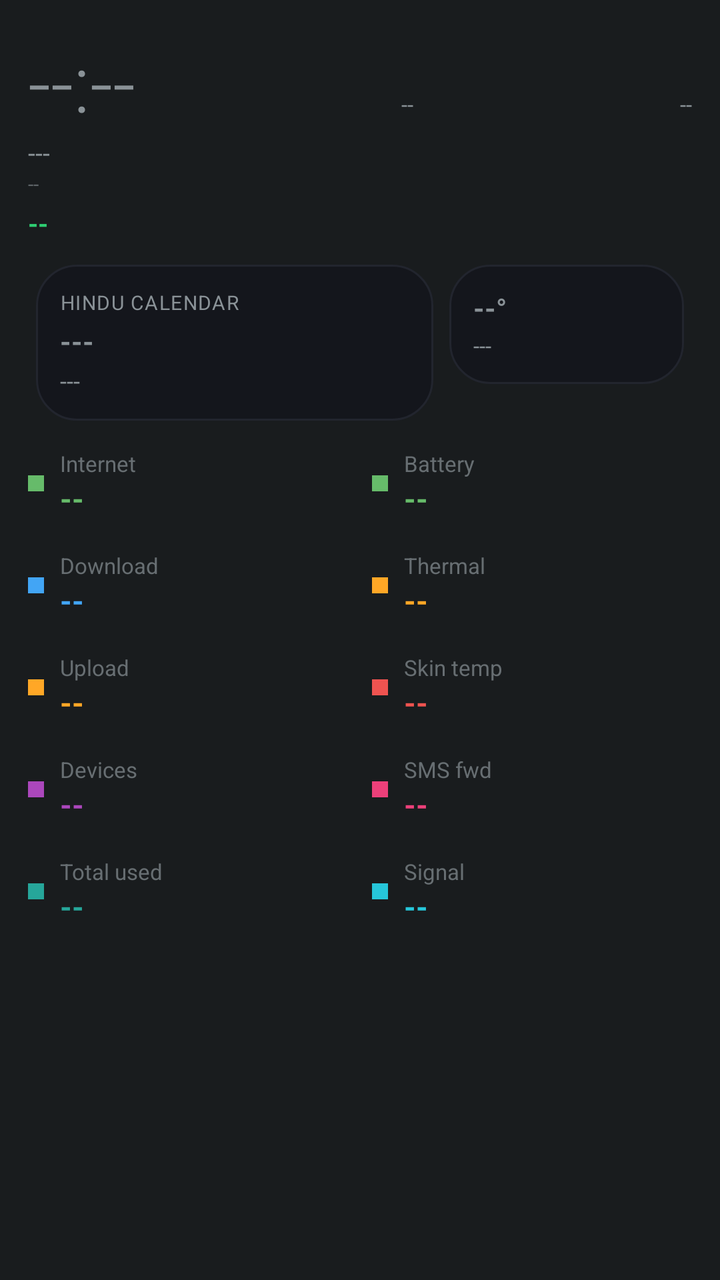
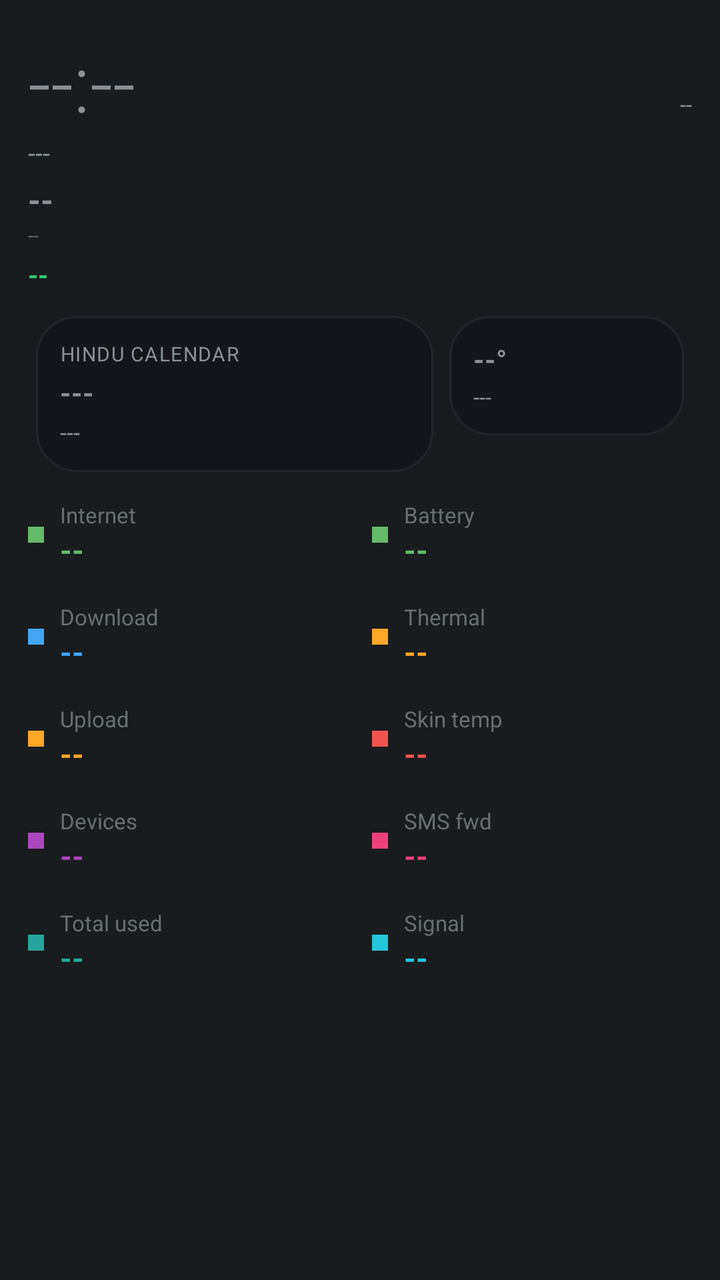

Two renders of the same Android screen: before a commit and after it. Below are the layout's source before the change and the commit's diff.
<!-- AndroidManifest.xml: application theme android:Theme.DeviceDefault.NoActionBar -->
<!-- res/layout/aod_layout_gradient_flow.xml -->
<?xml version="1.0" encoding="utf-8"?>
<LinearLayout xmlns:android="http://schemas.android.com/apk/res/android"
    android:id="@+id/bg_root"
    android:layout_width="match_parent"
    android:layout_height="match_parent"
    android:orientation="vertical"
    android:padding="14dp">

    <LinearLayout
        android:layout_width="match_parent"
        android:layout_height="wrap_content"
        android:orientation="horizontal">

        <TextView
            android:id="@+id/clock"
            android:layout_width="wrap_content"
            android:layout_height="wrap_content"
            android:textSize="40sp"
            android:fontFamily="sans-serif-light"
            android:text="--:--" />

        <TextView
            android:id="@+id/net_type_badge"
            android:layout_width="0dp"
            android:layout_height="wrap_content"
            android:layout_weight="1"
            android:layout_gravity="top"
            android:gravity="end"
            android:textSize="11sp"
            android:text="--" />

        <TextView
            android:id="@+id/akd_badge"
            android:layout_width="0dp"
            android:layout_height="wrap_content"
            android:layout_weight="1"
            android:layout_gravity="top"
            android:gravity="end"
            android:textSize="11sp"
            android:text="--" />
    </LinearLayout>

    <TextView
        android:id="@+id/date"
        android:layout_width="wrap_content"
        android:layout_height="wrap_content"
        android:textSize="13sp"
        android:text="---" />

    <TextView
        android:id="@+id/perf_badge"
        android:layout_width="wrap_content"
        android:layout_height="wrap_content"
        android:textSize="10sp"
        android:alpha="0.6"
        android:text="--" />

    <TextView
        android:id="@+id/health_badge"
        android:layout_width="wrap_content"
        android:layout_height="wrap_content"
        android:layout_marginTop="4dp"
        android:textAllCaps="true"
        android:textStyle="bold"
        android:textSize="13sp"
        android:textColor="#2ecc71"
        android:text="--" />

    <TextView
        android:id="@+id/muhurat_badge"
        android:layout_width="wrap_content"
        android:layout_height="wrap_content"
        android:textSize="11sp"
        android:textStyle="bold"
        android:visibility="gone"
        android:text="--" />

    <LinearLayout
        android:layout_width="match_parent"
        android:layout_height="wrap_content"
        android:orientation="horizontal"
        android:layout_marginTop="8dp">

        <LinearLayout
            android:id="@+id/panchang_card"
            android:layout_width="0dp"
            android:layout_height="wrap_content"
            android:layout_weight="1.7"
            android:layout_margin="4dp"
            android:background="@drawable/bg_card"
            android:orientation="vertical"
            android:gravity="center_vertical"
            android:padding="12dp">

            <TextView
                android:id="@+id/panchang_header"
                android:layout_width="wrap_content"
                android:layout_height="wrap_content"
                android:textSize="10sp"
                android:textAllCaps="true"
                android:letterSpacing="0.05"
                android:text="Hindu calendar" />

            <TextView
                android:id="@+id/panchang_tithi"
                android:layout_width="match_parent"
                android:layout_height="wrap_content"
                android:layout_marginTop="3dp"
                android:textStyle="bold"
                android:maxLines="1"
                android:autoSizeTextType="uniform"
                android:autoSizeMinTextSize="13sp"
                android:autoSizeMaxTextSize="18sp"
                android:text="---" />

            <TextView
                android:id="@+id/panchang_nakshatra"
                android:layout_width="match_parent"
                android:layout_height="wrap_content"
                android:layout_marginTop="2dp"
                android:textSize="12sp"
                android:maxLines="1"
                android:ellipsize="end"
                android:text="---" />
        </LinearLayout>

        <LinearLayout
            android:id="@+id/weather_card"
            android:layout_width="0dp"
            android:layout_height="wrap_content"
            android:layout_weight="1"
            android:layout_margin="4dp"
            android:background="@drawable/bg_card"
            android:orientation="vertical"
            android:gravity="center_vertical"
            android:padding="12dp">

            <TextView
                android:id="@+id/weather_temp"
                android:layout_width="match_parent"
                android:layout_height="wrap_content"
                android:textStyle="bold"
                android:maxLines="1"
                android:autoSizeTextType="uniform"
                android:autoSizeMinTextSize="14sp"
                android:autoSizeMaxTextSize="20sp"
                android:text="--°" />

            <TextView
                android:id="@+id/weather_condition"
                android:layout_width="match_parent"
                android:layout_height="wrap_content"
                android:layout_marginTop="2dp"
                android:textSize="11sp"
                android:maxLines="2"
                android:text="---" />
        </LinearLayout>
    </LinearLayout>

    
    <LinearLayout
        android:layout_width="match_parent"
        android:layout_height="wrap_content"
        android:orientation="horizontal"
        android:layout_marginTop="10dp">

        <LinearLayout android:layout_width="0dp" android:layout_height="wrap_content" android:layout_weight="1" android:orientation="vertical" android:layout_marginEnd="6dp">
            <LinearLayout android:id="@+id/row8" android:layout_width="match_parent" android:layout_height="wrap_content" android:orientation="horizontal" android:gravity="center_vertical" android:layout_marginBottom="16dp">
                <View android:layout_width="8dp" android:layout_height="8dp" android:layout_marginEnd="8dp" android:background="#66bb6a" />
                <LinearLayout android:layout_width="0dp" android:layout_height="wrap_content" android:layout_weight="1" android:orientation="vertical">
                    <TextView android:id="@+id/stat_label" android:layout_width="wrap_content" android:layout_height="wrap_content" android:textSize="11sp" android:alpha="0.7" android:text="Internet" />
                    <TextView android:id="@+id/stat_value" android:layout_width="wrap_content" android:layout_height="wrap_content" android:textStyle="bold" android:textSize="15sp" android:textColor="#66bb6a" android:text="--" />
                </LinearLayout>
            </LinearLayout>
            <LinearLayout android:id="@+id/row0" android:layout_width="match_parent" android:layout_height="wrap_content" android:orientation="horizontal" android:gravity="center_vertical" android:layout_marginBottom="16dp">
                <View android:layout_width="8dp" android:layout_height="8dp" android:layout_marginEnd="8dp" android:background="#42a5f5" />
                <LinearLayout android:layout_width="0dp" android:layout_height="wrap_content" android:layout_weight="1" android:orientation="vertical">
                    <TextView android:id="@+id/stat_label" android:layout_width="wrap_content" android:layout_height="wrap_content" android:textSize="11sp" android:alpha="0.7" android:text="Download" />
                    <TextView android:id="@+id/stat_value" android:layout_width="wrap_content" android:layout_height="wrap_content" android:textStyle="bold" android:textSize="15sp" android:textColor="#42a5f5" android:text="--" />
                </LinearLayout>
            </LinearLayout>
            <LinearLayout android:id="@+id/row1" android:layout_width="match_parent" android:layout_height="wrap_content" android:orientation="horizontal" android:gravity="center_vertical" android:layout_marginBottom="16dp">
                <View android:layout_width="8dp" android:layout_height="8dp" android:layout_marginEnd="8dp" android:background="#ffa726" />
                <LinearLayout android:layout_width="0dp" android:layout_height="wrap_content" android:layout_weight="1" android:orientation="vertical">
                    <TextView android:id="@+id/stat_label" android:layout_width="wrap_content" android:layout_height="wrap_content" android:textSize="11sp" android:alpha="0.7" android:text="Upload" />
                    <TextView android:id="@+id/stat_value" android:layout_width="wrap_content" android:layout_height="wrap_content" android:textStyle="bold" android:textSize="15sp" android:textColor="#ffa726" android:text="--" />
                </LinearLayout>
            </LinearLayout>
            <LinearLayout android:id="@+id/row2" android:layout_width="match_parent" android:layout_height="wrap_content" android:orientation="horizontal" android:gravity="center_vertical" android:layout_marginBottom="16dp">
                <View android:layout_width="8dp" android:layout_height="8dp" android:layout_marginEnd="8dp" android:background="#ab47bc" />
                <LinearLayout android:layout_width="0dp" android:layout_height="wrap_content" android:layout_weight="1" android:orientation="vertical">
                    <TextView android:id="@+id/stat_label" android:layout_width="wrap_content" android:layout_height="wrap_content" android:textSize="11sp" android:alpha="0.7" android:text="Devices" />
                    <TextView android:id="@+id/stat_value" android:layout_width="wrap_content" android:layout_height="wrap_content" android:textStyle="bold" android:textSize="15sp" android:textColor="#ab47bc" android:text="--" />
                </LinearLayout>
            </LinearLayout>
            <LinearLayout android:id="@+id/row3" android:layout_width="match_parent" android:layout_height="wrap_content" android:orientation="horizontal" android:gravity="center_vertical" android:layout_marginBottom="16dp">
                <View android:layout_width="8dp" android:layout_height="8dp" android:layout_marginEnd="8dp" android:background="#26a69a" />
                <LinearLayout android:layout_width="0dp" android:layout_height="wrap_content" android:layout_weight="1" android:orientation="vertical">
                    <TextView android:id="@+id/stat_label" android:layout_width="wrap_content" android:layout_height="wrap_content" android:textSize="11sp" android:alpha="0.7" android:text="Total used" />
                    <TextView android:id="@+id/stat_value" android:layout_width="wrap_content" android:layout_height="wrap_content" android:textStyle="bold" android:textSize="15sp" android:textColor="#26a69a" android:text="--" />
                </LinearLayout>
            </LinearLayout>
        </LinearLayout>

        <LinearLayout android:layout_width="0dp" android:layout_height="wrap_content" android:layout_weight="1" android:orientation="vertical" android:layout_marginStart="6dp">
            <LinearLayout android:id="@+id/row4" android:layout_width="match_parent" android:layout_height="wrap_content" android:orientation="horizontal" android:gravity="center_vertical" android:layout_marginBottom="16dp">
                <View android:layout_width="8dp" android:layout_height="8dp" android:layout_marginEnd="8dp" android:background="#66bb6a" />
                <LinearLayout android:layout_width="0dp" android:layout_height="wrap_content" android:layout_weight="1" android:orientation="vertical">
                    <TextView android:id="@+id/stat_label" android:layout_width="wrap_content" android:layout_height="wrap_content" android:textSize="11sp" android:alpha="0.7" android:text="Battery" />
                    <TextView android:id="@+id/stat_value" android:layout_width="wrap_content" android:layout_height="wrap_content" android:textStyle="bold" android:textSize="15sp" android:textColor="#66bb6a" android:text="--" />
                </LinearLayout>
            </LinearLayout>
            <LinearLayout android:id="@+id/row5" android:layout_width="match_parent" android:layout_height="wrap_content" android:orientation="horizontal" android:gravity="center_vertical" android:layout_marginBottom="16dp">
                <View android:layout_width="8dp" android:layout_height="8dp" android:layout_marginEnd="8dp" android:background="#ffa726" />
                <LinearLayout android:layout_width="0dp" android:layout_height="wrap_content" android:layout_weight="1" android:orientation="vertical">
                    <TextView android:id="@+id/stat_label" android:layout_width="wrap_content" android:layout_height="wrap_content" android:textSize="11sp" android:alpha="0.7" android:text="Thermal" />
                    <TextView android:id="@+id/stat_value" android:layout_width="wrap_content" android:layout_height="wrap_content" android:textStyle="bold" android:textSize="15sp" android:textColor="#ffa726" android:text="--" />
                </LinearLayout>
            </LinearLayout>
            <LinearLayout android:id="@+id/row6" android:layout_width="match_parent" android:layout_height="wrap_content" android:orientation="horizontal" android:gravity="center_vertical" android:layout_marginBottom="16dp">
                <View android:layout_width="8dp" android:layout_height="8dp" android:layout_marginEnd="8dp" android:background="#ef5350" />
                <LinearLayout android:layout_width="0dp" android:layout_height="wrap_content" android:layout_weight="1" android:orientation="vertical">
                    <TextView android:id="@+id/stat_label" android:layout_width="wrap_content" android:layout_height="wrap_content" android:textSize="11sp" android:alpha="0.7" android:text="Skin temp" />
                    <TextView android:id="@+id/stat_value" android:layout_width="wrap_content" android:layout_height="wrap_content" android:textStyle="bold" android:textSize="15sp" android:textColor="#ef5350" android:text="--" />
                </LinearLayout>
            </LinearLayout>
            <LinearLayout android:id="@+id/row7" android:layout_width="match_parent" android:layout_height="wrap_content" android:orientation="horizontal" android:gravity="center_vertical" android:layout_marginBottom="16dp">
                <View android:layout_width="8dp" android:layout_height="8dp" android:layout_marginEnd="8dp" android:background="#ec407a" />
                <LinearLayout android:layout_width="0dp" android:layout_height="wrap_content" android:layout_weight="1" android:orientation="vertical">
                    <TextView android:id="@+id/stat_label" android:layout_width="wrap_content" android:layout_height="wrap_content" android:textSize="11sp" android:alpha="0.7" android:text="SMS fwd" />
                    <TextView android:id="@+id/stat_value" android:layout_width="wrap_content" android:layout_height="wrap_content" android:textStyle="bold" android:textSize="15sp" android:textColor="#ec407a" android:text="--" />
                </LinearLayout>
            </LinearLayout>
            <LinearLayout android:id="@+id/row9" android:layout_width="match_parent" android:layout_height="wrap_content" android:orientation="horizontal" android:gravity="center_vertical" android:layout_marginBottom="16dp">
                <View android:layout_width="8dp" android:layout_height="8dp" android:layout_marginEnd="8dp" android:background="#26c6da" />
                <LinearLayout android:layout_width="0dp" android:layout_height="wrap_content" android:layout_weight="1" android:orientation="vertical">
                    <TextView android:id="@+id/stat_label" android:layout_width="wrap_content" android:layout_height="wrap_content" android:textSize="11sp" android:alpha="0.7" android:text="Signal" />
                    <TextView android:id="@+id/stat_value" android:layout_width="wrap_content" android:layout_height="wrap_content" android:textStyle="bold" android:textSize="15sp" android:textColor="#26c6da" android:text="--" />
                </LinearLayout>
            </LinearLayout>
        </LinearLayout>
    </LinearLayout>

</LinearLayout>
<!-- resources referenced by this layout -->
<resources>
  <!-- drawable bg_card (drawable) -->
  <?xml version="1.0" encoding="utf-8"?>
  <shape xmlns:android="http://schemas.android.com/apk/res/android">
      <solid android:color="#14161C" />
      <corners android:radius="20dp" />
      <stroke android:width="1dp" android:color="#22252E" />
  </shape>
</resources>

<!-- the commit's change to res/layout/aod_layout_gradient_flow.xml (unified diff, before → after) -->
@@ -29,16 +29,7 @@
             android:textSize="11sp"
             android:text="--" />
 
-        <TextView
-            android:id="@+id/akd_badge"
-            android:layout_width="0dp"
-            android:layout_height="wrap_content"
-            android:layout_weight="1"
-            android:layout_gravity="top"
-            android:gravity="end"
-            android:textSize="11sp"
-            android:text="--" />
-    </LinearLayout>
+        </LinearLayout>
 
     <TextView
         android:id="@+id/date"
@@ -46,6 +37,7 @@
         android:layout_height="wrap_content"
         android:textSize="13sp"
         android:text="---" />
+<TextView android:id="@+id/akd_badge" android:layout_width="wrap_content" android:layout_height="wrap_content" android:layout_marginTop="4dp" android:textSize="16sp" android:textStyle="bold" android:text="--" />
 
     <TextView
         android:id="@+id/perf_badge"
